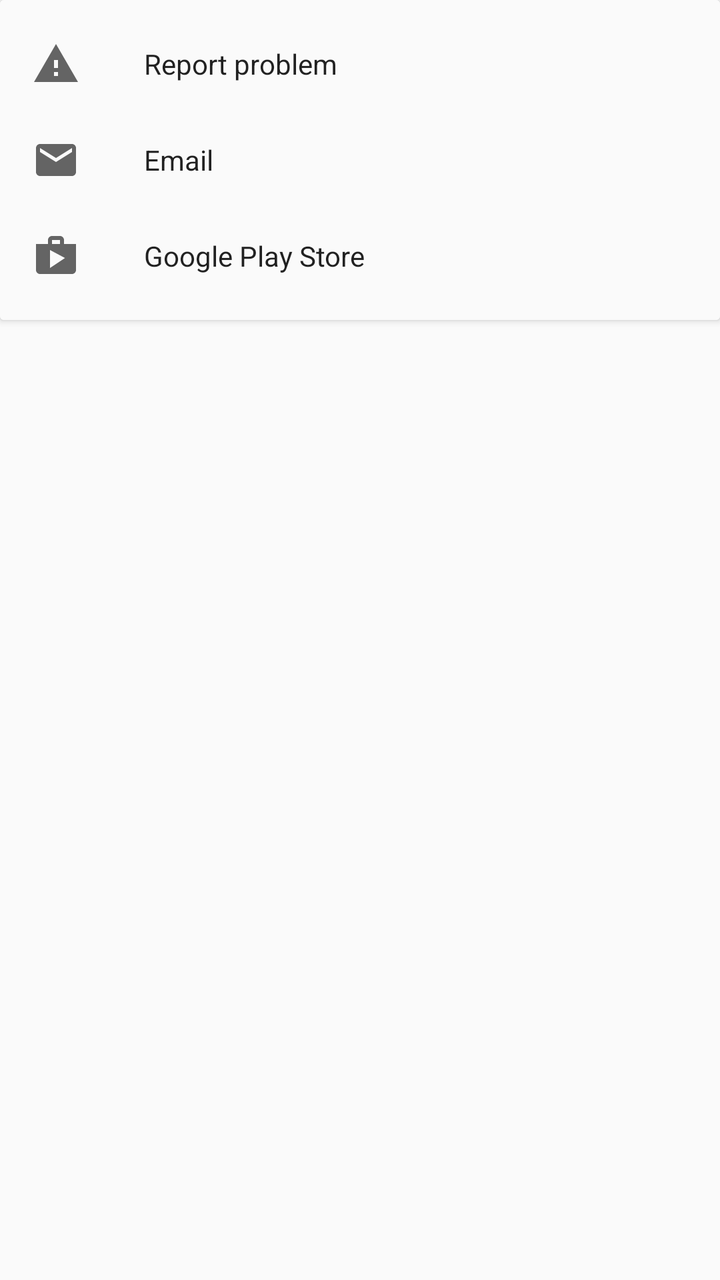
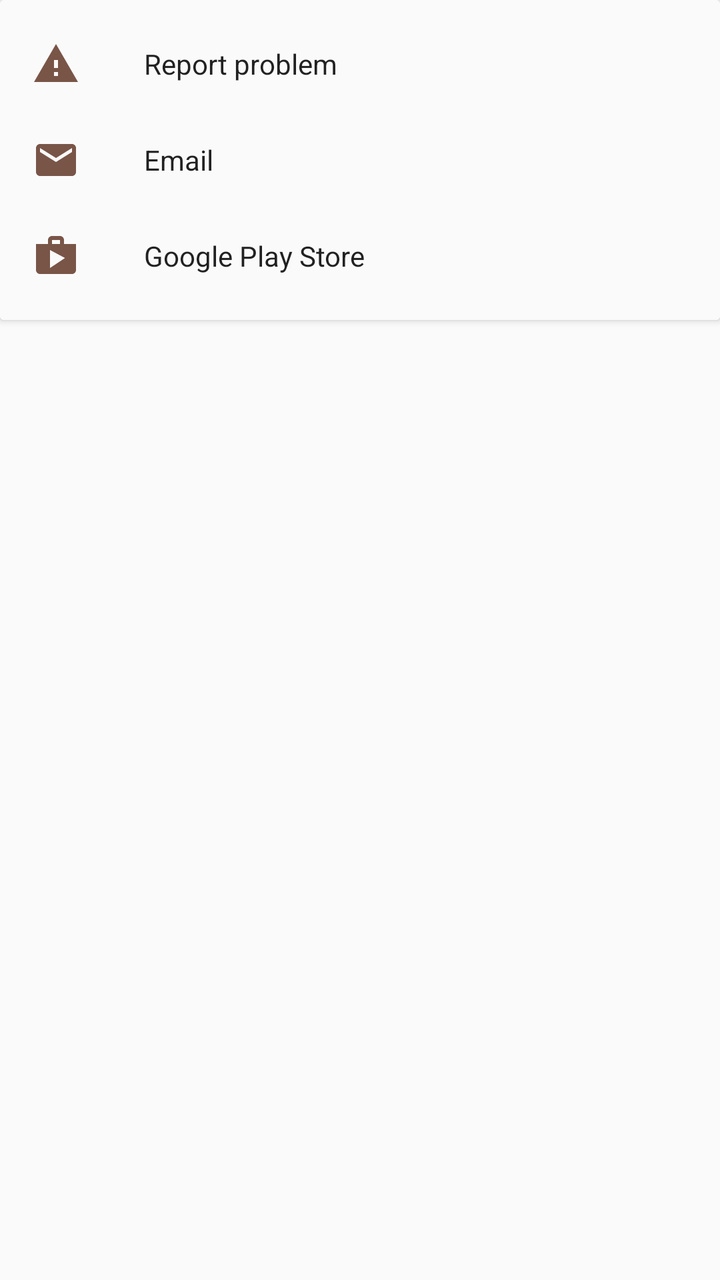

Before-and-after screenshots of an Android layout around one commit, followed by the original layout XML and the change that was made.
<!-- AndroidManifest.xml: application theme AppTheme -->
<!-- res/layout/activity_send_feedback.xml -->
<?xml version="1.0" encoding="utf-8"?>
<RelativeLayout
	xmlns:android="http://schemas.android.com/apk/res/android"
	xmlns:tools="http://schemas.android.com/tools"
	xmlns:app="http://schemas.android.com/apk/res-auto"
	android:layout_width="match_parent"
	android:layout_height="match_parent"
	tools:context="samuelpalmer.sensorautorotation.processes.ui.SendFeedbackActivity">

	
	<android.support.v7.widget.CardView
		xmlns:card_view="http://schemas.android.com/apk/res-auto"
		android:layout_width="match_parent"
		android:layout_height="wrap_content">

		

		<android.support.design.widget.NavigationView
			android:id="@+id/feedback_navigation"
			android:layout_width="match_parent"
			android:layout_height="wrap_content"
			app:menu="@menu/menu_feedback" />

	</android.support.v7.widget.CardView>

	
	

</RelativeLayout>
<!-- resources referenced by this layout -->
<resources>
  <style name="AppTheme" parent="Theme.AppCompat.Light.DarkActionBar">
  		
  		<item name="colorPrimary">@color/primary_500</item>
  		<item name="colorPrimaryDark">@color/primary_700</item>
  		<item name="colorAccent">@color/accent_700</item>
  	</style>
  <color name="primary_500">#795548</color>
  <color name="primary_700">#5D4037</color>
  <color name="accent_700">#0091EA</color>
</resources>

<!-- the commit's change to res/layout/activity_send_feedback.xml (unified diff, before → after) -->
@@ -7,18 +7,16 @@
 	android:layout_height="match_parent"
 	tools:context="samuelpalmer.sensorautorotation.processes.ui.SendFeedbackActivity">
 
-	
 	<android.support.v7.widget.CardView
 		xmlns:card_view="http://schemas.android.com/apk/res-auto"
 		android:layout_width="match_parent"
 		android:layout_height="wrap_content">
 
-		
-
 		<android.support.design.widget.NavigationView
 			android:id="@+id/feedback_navigation"
 			android:layout_width="match_parent"
 			android:layout_height="wrap_content"
+			card_view:itemIconTint="@color/primary_500"
 			app:menu="@menu/menu_feedback" />
 
 	</android.support.v7.widget.CardView>
